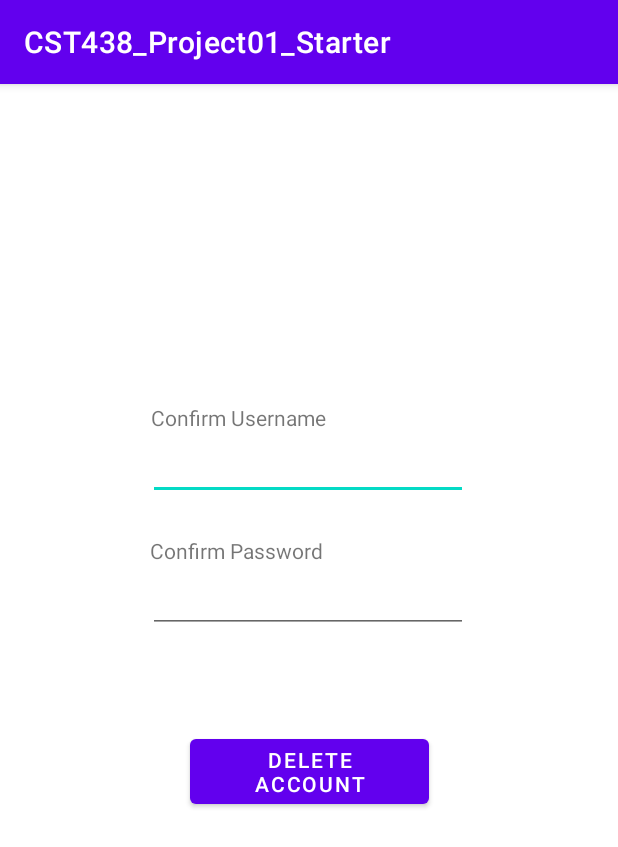
After one commit to comuwayit/CST438_Group4_Project01, an Android app: the DeleteAccountActivity screen opened directly, with no data from a screen before it, on a phone screen of 412 x 824 dp. The commit adds this screen. Shown: the top 847 px of the screen. Run offline under Robolectric (Android 15) with nearby library versions, the phone set to English and light mode, and no system bars; our stand-ins replace Room's generated code.

Commit message:
Added UserSetting and DeleteAccount activities

```diff
--- a/app/src/main/AndroidManifest.xml
+++ b/app/src/main/AndroidManifest.xml
@@ -9,6 +9,12 @@
         android:roundIcon="@mipmap/ic_launcher_round"
         android:supportsRtl="true"
         android:theme="@style/Theme.CST438_Project01_Starter">
+        <activity
+            android:name=".DeleteAccountActivity"
+            android:exported="false" />
+        <activity
+            android:name=".UserSettingsActivity"
+            android:exported="false" />
         <activity
             android:name=".BookLogActivity"
             android:exported="false" />
--- /dev/null
+++ b/app/src/main/java/com/daclink/drew/sp22/cst438_project01_starter/DeleteAccountActivity.java
@@ -0,0 +1,66 @@
+package com.daclink.drew.sp22.cst438_project01_starter;
+
+import androidx.appcompat.app.AppCompatActivity;
+import androidx.room.Room;
+
+import android.content.Intent;
+import android.os.Bundle;
+import android.view.View;
+import android.widget.Button;
+import android.widget.EditText;
+import android.widget.Toast;
+
+import java.util.List;
+
+public class DeleteAccountActivity extends AppCompatActivity {
+
+    private Button confirmButton;
+    private EditText textUserName, textPassword;
+
+    private UserDAO userDAO;
+    private List<User> users;
+
+    @Override
+    protected void onCreate(Bundle savedInstanceState) {
+        super.onCreate(savedInstanceState);
+        setContentView(R.layout.activity_delete_account);
+
+        confirmButton = findViewById(R.id.buttonConfirmDeletion);
+
+        userDAO = Room.databaseBuilder(this, AppDataBase.class, AppDataBase.DB_NAME)
+                .allowMainThreadQueries()
+                .build()
+                .getDao();
+
+        users = userDAO.getAllUsers();
+
+        confirmButton.setOnClickListener(new View.OnClickListener() {
+            @Override
+            public void onClick(View view) {
+//                deleteAccount();
+                Toast.makeText(DeleteAccountActivity.this, "Feature not yet implemented", Toast.LENGTH_SHORT).show();
+            }
+        });
+    }
+
+//    void deleteAccount() {
+//        String adminUsername = "admin";
+//        String adminPassword = "admin";
+//        for (User u : users) {
+//            if (textUserName.getText().toString().isEmpty() || textPassword.getText().toString().isEmpty()) {
+//                Toast.makeText(DeleteAccountActivity.this, "Please fill all fields", Toast.LENGTH_SHORT).show();
+//                return;
+//            } else if (textUserName.getText().toString().equals(adminUsername) && textPassword.getText().toString().equals(adminPassword)) {
+//                Toast.makeText(DeleteAccountActivity.this, "Invalid Credentials", Toast.LENGTH_SHORT).show();
+//                return;
+//            }
+//            else if (textUserName.getText().toString().equals(u.getUsername()) && textPassword.getText().toString().equals(u.getPassword())) {
+//                userDAO.delete(u);
+//                Toast.makeText(DeleteAccountActivity.this, "Account: " + u.getUsername() + " Deleted", Toast.LENGTH_SHORT).show();
+//                Intent intent = new Intent(getApplicationContext(), LoginActivity.class);
+//                return;
+//            }
+//        }
+//        Toast.makeText(DeleteAccountActivity.this, "Invalid Credentials", Toast.LENGTH_SHORT).show();
+//    }
+}
--- a/app/src/main/java/com/daclink/drew/sp22/cst438_project01_starter/MainActivity.java
+++ b/app/src/main/java/com/daclink/drew/sp22/cst438_project01_starter/MainActivity.java
@@ -88,8 +88,9 @@ public class MainActivity extends AppCompatActivity {
         logoutButton.setOnClickListener(new View.OnClickListener() {
             @Override
             public void onClick(View v) {
-                //lets go
-                finish();
+                Intent intent = new Intent(getApplicationContext(), UserSettingsActivity.class);
+                startActivity(intent);
+//                finish();
             }
         });
 
--- /dev/null
+++ b/app/src/main/res/layout/activity_delete_account.xml
@@ -0,0 +1,68 @@
+<?xml version="1.0" encoding="utf-8"?>
+<androidx.constraintlayout.widget.ConstraintLayout xmlns:android="http://schemas.android.com/apk/res/android"
+    xmlns:app="http://schemas.android.com/apk/res-auto"
+    xmlns:tools="http://schemas.android.com/tools"
+    android:layout_width="match_parent"
+    android:layout_height="match_parent"
+    tools:context=".DeleteAccountActivity">
+
+    <EditText
+        android:id="@+id/editTextConfirmUsername"
+        android:layout_width="wrap_content"
+        android:layout_height="wrap_content"
+        android:layout_marginTop="232dp"
+        android:ems="10"
+        android:inputType="textPersonName"
+        android:textAlignment="center"
+        app:layout_constraintEnd_toEndOf="parent"
+        app:layout_constraintHorizontal_bias="0.497"
+        app:layout_constraintStart_toStartOf="parent"
+        app:layout_constraintTop_toTopOf="parent" />
+
+    <EditText
+        android:id="@+id/editTextConfirmPassword"
+        android:layout_width="wrap_content"
+        android:layout_height="wrap_content"
+        android:ems="10"
+        android:inputType="textPassword"
+        android:textAlignment="center"
+        app:layout_constraintBottom_toBottomOf="parent"
+        app:layout_constraintEnd_toEndOf="parent"
+        app:layout_constraintHorizontal_bias="0.497"
+        app:layout_constraintStart_toStartOf="parent"
+        app:layout_constraintTop_toBottomOf="@+id/editTextConfirmUsername"
+        app:layout_constraintVertical_bias="0.098" />
+
+    <TextView
+        android:id="@+id/textViewUsername"
+        android:layout_width="wrap_content"
+        android:layout_height="wrap_content"
+        android:text="Confirm Username"
+        app:layout_constraintBottom_toTopOf="@+id/editTextConfirmUsername"
+        app:layout_constraintEnd_toEndOf="parent"
+        app:layout_constraintHorizontal_bias="0.34"
+        app:layout_constraintStart_toStartOf="parent" />
+
+    <TextView
+        android:id="@+id/textViewPassword"
+        android:layout_width="wrap_content"
+        android:layout_height="wrap_content"
+        android:text="Confirm Password"
+        app:layout_constraintBottom_toTopOf="@+id/editTextConfirmPassword"
+        app:layout_constraintEnd_toEndOf="parent"
+        app:layout_constraintHorizontal_bias="0.338"
+        app:layout_constraintStart_toStartOf="parent" />
+
+    <Button
+        android:id="@+id/buttonConfirmDeletion"
+        android:layout_width="159dp"
+        android:layout_height="55dp"
+        android:layout_marginTop="36dp"
+        android:text="Delete Account"
+        app:layout_constraintBottom_toBottomOf="parent"
+        app:layout_constraintEnd_toEndOf="parent"
+        app:layout_constraintStart_toStartOf="parent"
+        app:layout_constraintTop_toBottomOf="@+id/editTextConfirmPassword"
+        app:layout_constraintVertical_bias="0.093" />
+
+</androidx.constraintlayout.widget.ConstraintLayout>
```
Also changed, not shown: app/src/main/java/com/daclink/drew/sp22/cst438_project01_starter/UserSettingsActivity.java (added, +47 -0 lines), app/src/main/res/layout/activity_user_settings.xml (added, +55 -0 lines).
